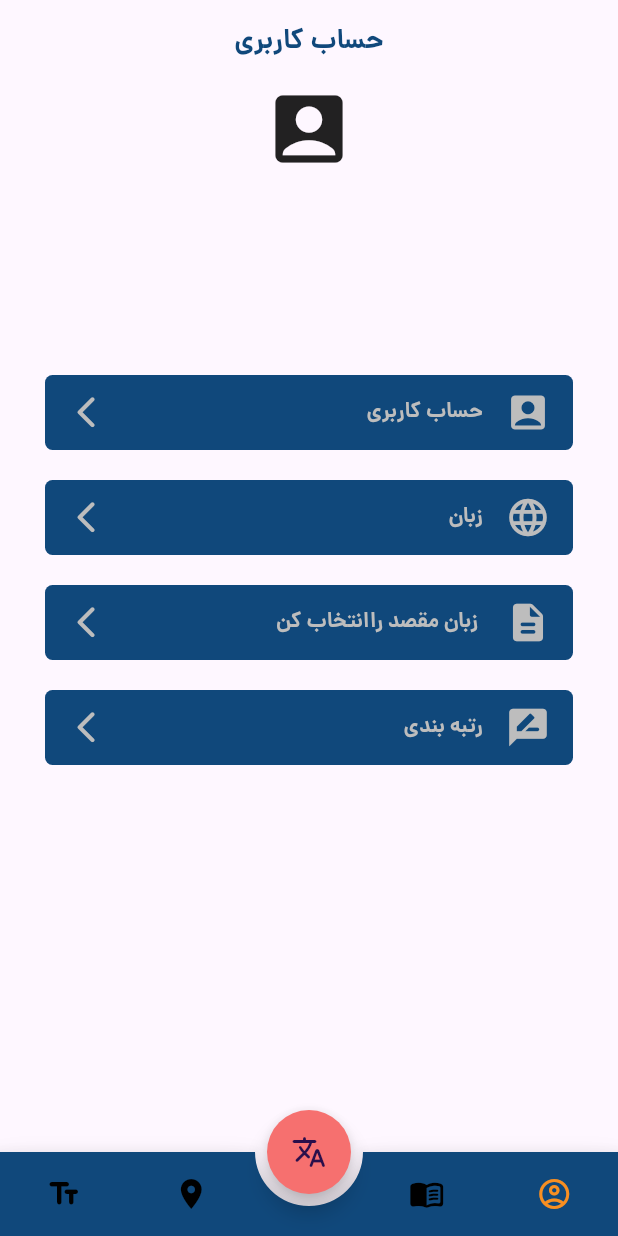
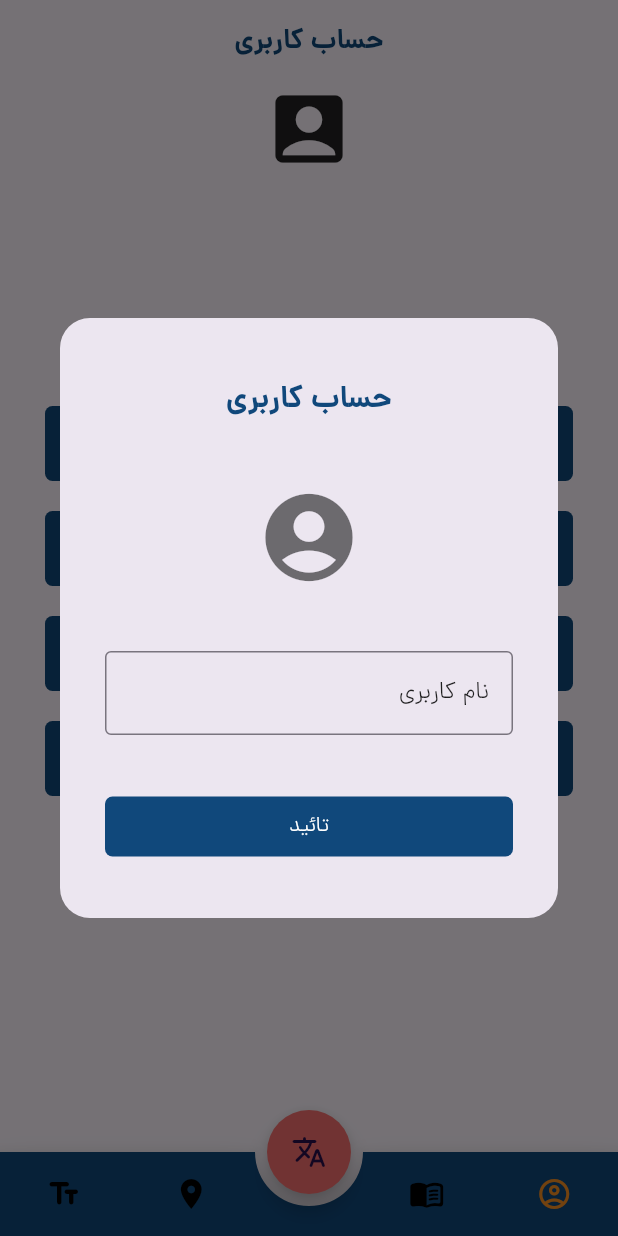
Before and after one commit to Pgh2005/HelloTrip, a Flutter app: the screen it shows after launch, item 4 of the bottom bar chosen, after a tap on "حساب کاربری", on a phone screen of 412 x 824 dp. Run offline on Flutter 3.47's test engine with Material 3 defaults, Android fonts, the phone set to English and light mode, and no system bars; drawn by our look-alikes of animated_bottom_navigation_bar; our stand-ins replace flutter_svg, flutter_tts, loading_animation_widget, shared_preferences.

Commit message:
Created accountName Dialog & set account name with shared preferences

```diff
--- /dev/null
+++ b/lib/components/account_dialog.dart
@@ -0,0 +1,77 @@
+import 'package:flutter/material.dart';
+import 'package:shared_preferences/shared_preferences.dart';
+
+class AccountDialog extends StatelessWidget {
+  const AccountDialog({super.key});
+
+  Future<void> setAccountName(String name) async {
+    SharedPreferences prefs = await SharedPreferences.getInstance();
+    if (name.isNotEmpty) {
+      await prefs.setString('account_name', name);
+    }
+  }
+
+  @override
+  Widget build(BuildContext context) {
+    // ignore: non_constant_identifier_names
+    final AccountNameController = TextEditingController();
+    return Dialog(
+      shape: RoundedRectangleBorder(borderRadius: BorderRadius.circular(20)),
+      child: Container(
+        padding: EdgeInsets.symmetric(vertical: 0, horizontal: 30),
+        width: 350,
+        height: 400,
+        child: Column(
+          children: [
+            Spacer(),
+            Text(
+              "حساب کاربری",
+              style: TextStyle(
+                color: Color(0XFF10487b),
+                fontWeight: FontWeight.bold,
+                fontSize: 20,
+              ),
+            ),
+            Spacer(),
+            Icon(Icons.account_circle_rounded, color: Colors.black54, size: 70),
+            Spacer(),
+            Directionality(
+              textDirection: TextDirection.rtl,
+              child: TextField(
+                controller: AccountNameController,
+                style: TextStyle(color: Colors.black),
+                cursorColor: Colors.black45,
+                decoration: InputDecoration(
+                  labelText: "نام کاربری",
+                  labelStyle: TextStyle(color: Colors.black87),
+                  border: OutlineInputBorder(),
+                  focusedBorder: OutlineInputBorder(
+                    borderSide: BorderSide(color: Colors.black54),
+                  ),
+                ),
+              ),
+            ),
+            Spacer(),
+            GestureDetector(
+              onTap: () async {
+                await setAccountName(AccountNameController.text);
+                Navigator.of(context).pop();
+              },
+              child: Container(
+                width: double.infinity,
+                alignment: Alignment.center,
+                padding: EdgeInsets.symmetric(vertical: 10),
+                decoration: BoxDecoration(
+                  color: Color(0XFF10487b),
+                  borderRadius: BorderRadius.circular(5),
+                ),
+                child: Text("تائید", style: TextStyle(color: Colors.white)),
+              ),
+            ),
+            Spacer(),
+          ],
+        ),
+      ),
+    );
+  }
+}
--- a/lib/pages/user_account_page.dart
+++ b/lib/pages/user_account_page.dart
@@ -1,4 +1,6 @@
 import 'package:flutter/material.dart';
+import 'package:hello_trip/components/account_dialog.dart';
+import 'package:shared_preferences/shared_preferences.dart';
 
 class UserAccountPage extends StatefulWidget {
   const UserAccountPage({super.key});
@@ -8,6 +10,24 @@ class UserAccountPage extends StatefulWidget {
 }
 
 class _UserAccountPageState extends State<UserAccountPage> {
+  String name = "";
+
+  Future<void> _GetAccountName() async {
+    SharedPreferences prefs = await SharedPreferences.getInstance();
+    final accountName = prefs.getString("account_name") ?? "";
+    setState(() {
+      // ignore: unused_local_variable
+      name = accountName;
+    });
+  }
+
+  @override
+  void initState() {
+    // TODO: implement initState
+    super.initState();
+    _GetAccountName();
+  }
+
   @override
   Widget build(BuildContext context) {
     return Scaffold(
@@ -23,12 +43,22 @@ class _UserAccountPageState extends State<UserAccountPage> {
         ),
       ),
       body: Column(
-        crossAxisAlignment: CrossAxisAlignment.stretch,
         children: [
           Icon(Icons.account_box_rounded, color: Colors.black87, size: 60),
+          SizedBox(height: 10),
+          Text(
+            name.isNotEmpty ? name : "",
+            style: TextStyle(fontSize: 15, fontWeight: FontWeight.bold),
+          ),
           Spacer(),
           GestureDetector(
-            onTap: () {},
+            onTap: () async {
+              await showDialog(
+                context: context,
+                builder: (BuildContext context) => AccountDialog(),
+              );
+              _GetAccountName();
+            },
             child: Container(
               padding: EdgeInsets.symmetric(vertical: 10, horizontal: 15),
               margin: EdgeInsets.symmetric(vertical: 10, horizontal: 30),
--- a/pubspec.yaml
+++ b/pubspec.yaml
@@ -38,6 +38,7 @@ dependencies:
   flutter_svg: ^2.2.1
   loading_animation_widget: ^1.3.0
   flutter_tts: ^4.2.3
+  shared_preferences: ^2.5.3
 
 dev_dependencies:
   flutter_test:
```
Also changed, not shown: pubspec.lock, 1 other file.
